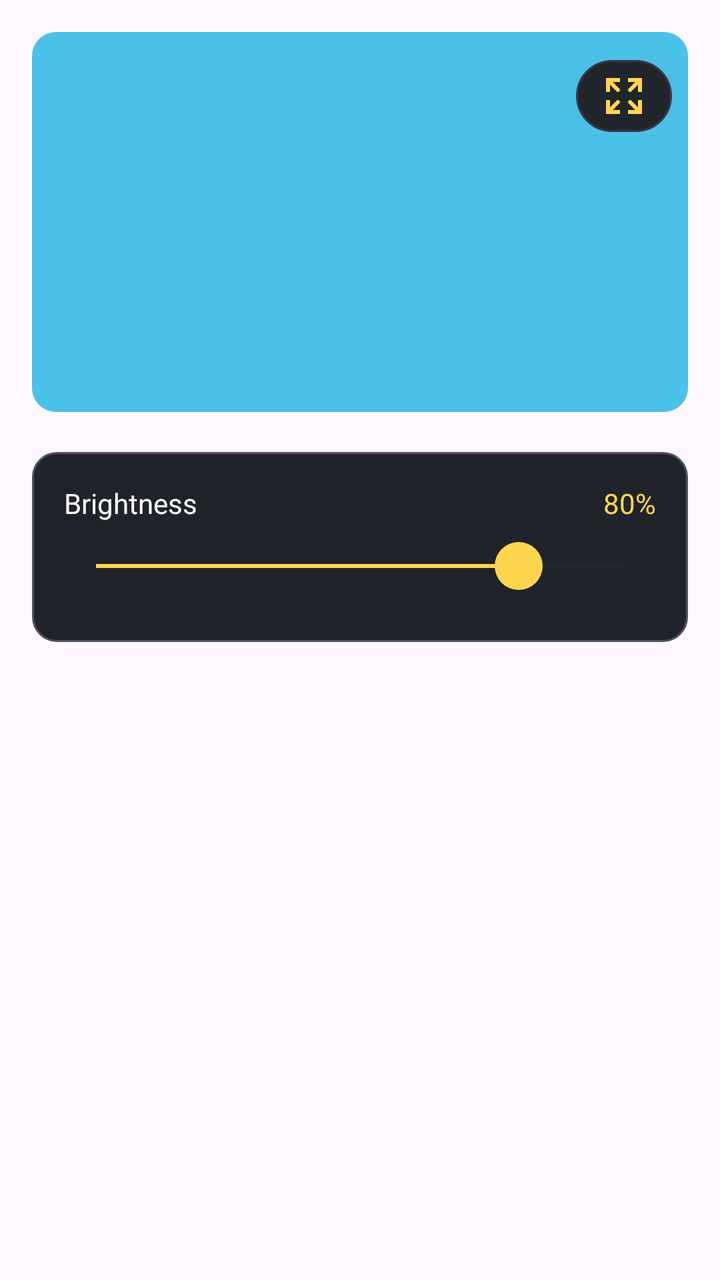
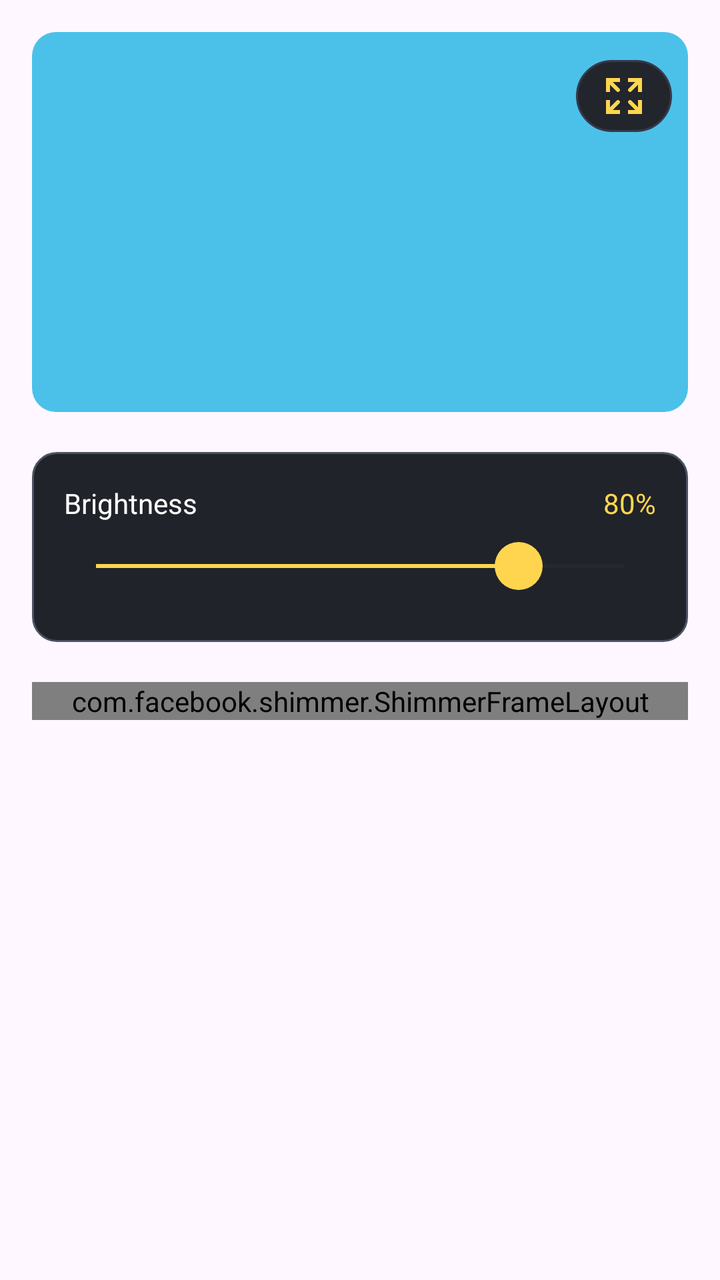

Screens rendered from an Android XML layout before and after an edit, with the pre-edit source and the edit as a unified diff.
<!-- AndroidManifest.xml: application theme Theme.Flashlight -->
<!-- res/layout/fragment_edge.xml -->
<?xml version="1.0" encoding="utf-8"?>
<ScrollView xmlns:android="http://schemas.android.com/apk/res/android"
    android:layout_width="match_parent"
    android:layout_height="match_parent"
    android:fillViewport="true">
    <LinearLayout
        android:layout_width="match_parent"
        android:layout_height="wrap_content"
        android:orientation="vertical"
        android:paddingStart="@dimen/size16"
        android:paddingTop="@dimen/size16"
        android:paddingEnd="@dimen/size16"
        android:paddingBottom="@dimen/size24">
        <include android:id="@+id/edge_content" layout="@layout/view_edge_light" />
    </LinearLayout>
</ScrollView>
<!-- res/layout/view_edge_light.xml (included above) -->
<?xml version="1.0" encoding="utf-8"?>
<LinearLayout
    xmlns:android="http://schemas.android.com/apk/res/android"
    android:layout_width="match_parent"
    android:layout_height="wrap_content"
    android:orientation="vertical">
    <FrameLayout
        android:layout_width="match_parent"
        android:layout_height="@dimen/size190">
        <View
            android:id="@+id/color_preview"
            android:layout_width="match_parent"
            android:layout_height="match_parent"
            android:background="@drawable/bg_edge_preview"
            android:contentDescription="@string/pick_color"
            android:clickable="true"
            android:focusable="true"/>
        <ImageButton
            android:id="@+id/full_screen"
            android:layout_width="@dimen/size48"
            android:layout_height="@dimen/size48"
            android:layout_gravity="top|end"
            android:layout_margin="@dimen/size8"
            android:background="?attr/selectableItemBackgroundBorderless"
            android:src="@drawable/ic_full"
            android:contentDescription="@string/full_screen"/>
    </FrameLayout>
    <LinearLayout
        android:layout_width="match_parent"
        android:layout_height="wrap_content"
        android:layout_marginTop="@dimen/size20"
        android:padding="@dimen/size16"
        android:background="@drawable/bg_ad"
        android:orientation="vertical">
        <LinearLayout
            android:layout_width="match_parent"
            android:layout_height="wrap_content">
            <TextView
                android:layout_width="0dp"
                android:layout_height="wrap_content"
                android:layout_weight="1"
                android:text="@string/brightness"
                android:textColor="#FFFFFF"
                android:textSize="@dimen/text_size_14"/>
            <TextView
                android:id="@+id/brightness_value"
                android:layout_width="wrap_content"
                android:layout_height="wrap_content"
                android:text="80%"
                android:textColor="#FFD54F"
                android:textSize="@dimen/text_size_14"/>
        </LinearLayout>
        <SeekBar
            android:id="@+id/brightness_slider"
            android:layout_width="match_parent"
            android:layout_height="@dimen/size44"
            android:max="100"
            android:progress="80"
            android:thumb="@drawable/ic_control"
            android:splitTrack="false"
            android:progressTint="#FFD54F"
            android:progressBackgroundTint="#36394A"
            android:contentDescription="@string/brightness"/>
    </LinearLayout>
</LinearLayout>
<!-- resources referenced by this layout -->
<resources>
  <dimen name="size16">16dp</dimen>
  <dimen name="size190">190dp</dimen>
  <dimen name="size20">20dp</dimen>
  <dimen name="size24">24dp</dimen>
  <dimen name="size44">44dp</dimen>
  <dimen name="size48">48dp</dimen>
  <dimen name="size8">8dp</dimen>
  <dimen name="text_size_14">14sp</dimen>
  <!-- drawable bg_ad (drawable) -->
  <shape xmlns:android="http://schemas.android.com/apk/res/android">
      <solid android:color="#202329" />
      <corners android:radius="12dp" />
      <stroke
          android:width="1dp"
          android:color="#4B5362" />
  </shape>
  <!-- drawable bg_edge_preview (drawable) -->
  <shape xmlns:android="http://schemas.android.com/apk/res/android"><solid android:color="#4BC1EA"/><corners android:radius="@dimen/size12"/></shape>
  <!-- drawable ic_control (drawable) -->
  <vector xmlns:android="http://schemas.android.com/apk/res/android"
      android:width="44dp"
      android:height="44dp"
      android:viewportWidth="44"
      android:viewportHeight="44">
    <path
        android:pathData="M22,10L22,10A12,12 0,0 1,34 22L34,22A12,12 0,0 1,22 34L22,34A12,12 0,0 1,10 22L10,22A12,12 0,0 1,22 10z"
        android:fillColor="#FFD54F"/>
  </vector>
  <!-- drawable ic_full: vector/xml drawable (drawable, 2009 chars, omitted) -->
  <string name="brightness">Brightness</string>
  <string name="full_screen">Open full screen light</string>
  <string name="pick_color">Choose screen color</string>
  <style name="Theme.Flashlight" parent="Base.Theme.Flashlight">
          <item name="colorPrimaryDark">@color/color_bg</item>
          <item name="android:windowLightStatusBar">true</item>
          <item name="android:windowFullscreen">true</item>
          <item name="colorAccent">@color/black</item>
          <item name="android:splitMotionEvents">false</item>
          <item name="android:windowEnableSplitTouch">false</item>
      </style>
  <dimen name="size12">12dp</dimen>
  <style name="Base.Theme.Flashlight" parent="Theme.Material3.DayNight.NoActionBar">
          <item name="colorPrimaryDark">@color/color_bg</item>
          <item name="android:windowLightStatusBar">true</item>
          <item name="android:windowFullscreen">true</item>
          <item name="colorAccent">@color/black</item>
          <item name="android:splitMotionEvents">false</item>
          <item name="android:windowEnableSplitTouch">false</item>
  
      </style>
  <color name="color_bg">#111111</color>
  <color name="black">#FF000000</color>
</resources>

<!-- the commit's change to res/layout/fragment_edge.xml (unified diff, before → after) -->
@@ -3,6 +3,7 @@
     android:layout_width="match_parent"
     android:layout_height="match_parent"
     android:fillViewport="true">
+
     <LinearLayout
         android:layout_width="match_parent"
         android:layout_height="wrap_content"
@@ -11,8 +12,25 @@
         android:paddingTop="@dimen/size16"
         android:paddingEnd="@dimen/size16"
         android:paddingBottom="@dimen/size24">
-        <include android:id="@+id/edge_content" layout="@layout/view_edge_light" />
+
+        <include
+            android:id="@+id/edge_content"
+            layout="@layout/view_edge_light" />
+
+
+        <FrameLayout
+            android:id="@+id/frAdsNative"
+            android:layout_width="match_parent"
+            android:layout_height="wrap_content"
+            android:layout_marginTop="@dimen/size20">
+
+            <include
+                android:id="@+id/shimmerContainerNative"
+                layout="@layout/loading_native_medium" />
+        </FrameLayout>
     </LinearLayout>
+
+
 </ScrollView>
 <!-- res/layout/view_edge_light.xml (included above) -->
 <?xml version="1.0" encoding="utf-8"?>
@@ -80,3 +98,73 @@
             android:contentDescription="@string/brightness"/>
     </LinearLayout>
 </LinearLayout>
+<!-- res/layout/loading_native_medium.xml (included above) -->
+<?xml version="1.0" encoding="utf-8"?>
+<com.facebook.shimmer.ShimmerFrameLayout xmlns:android="http://schemas.android.com/apk/res/android"
+    xmlns:app="http://schemas.android.com/apk/res-auto"
+    android:id="@+id/shimmer_container_native"
+    android:layout_width="match_parent"
+    android:layout_height="wrap_content"
+    android:clipToOutline="true"
+    app:shimmer_auto_start="true"
+    app:shimmer_base_alpha="0.6"
+    app:shimmer_highlight_alpha="1">
+
+    <androidx.constraintlayout.widget.ConstraintLayout
+        android:layout_width="match_parent"
+        android:layout_height="wrap_content"
+        android:padding="@dimen/size10">
+        <androidx.constraintlayout.widget.Guideline
+            android:id="@+id/loading_medium_column"
+            android:layout_width="wrap_content"
+            android:layout_height="wrap_content"
+            android:orientation="vertical"
+            app:layout_constraintGuide_percent="0.43" />
+        <View
+            android:id="@+id/loading_medium_media"
+            android:layout_width="0dp"
+            android:layout_height="@dimen/size140"
+            android:background="@drawable/bg_native_medium_placeholder"
+            app:layout_constraintStart_toStartOf="@id/loading_medium_column"
+            app:layout_constraintEnd_toEndOf="parent"
+            app:layout_constraintTop_toTopOf="parent" />
+        <LinearLayout
+            android:layout_width="0dp"
+            android:layout_height="wrap_content"
+            android:layout_marginEnd="@dimen/size8"
+            android:orientation="vertical"
+            app:layout_constraintStart_toStartOf="parent"
+            app:layout_constraintEnd_toStartOf="@id/loading_medium_column"
+            app:layout_constraintTop_toTopOf="@id/loading_medium_media"
+            app:layout_constraintBottom_toBottomOf="@id/loading_medium_media">
+            <View
+                android:layout_width="match_parent"
+                android:layout_height="@dimen/size16"
+                android:background="@drawable/bg_native_medium_placeholder" />
+            <View
+                android:layout_width="@dimen/size80"
+                android:layout_height="@dimen/size10"
+                android:layout_marginTop="@dimen/size6"
+                android:background="@drawable/bg_native_medium_placeholder" />
+            <View
+                android:layout_width="match_parent"
+                android:layout_height="@dimen/size10"
+                android:layout_marginTop="@dimen/size6"
+                android:background="@drawable/bg_native_medium_placeholder" />
+            <View
+                android:layout_width="match_parent"
+                android:layout_height="@dimen/size10"
+                android:layout_marginTop="@dimen/size4"
+                android:background="@drawable/bg_native_medium_placeholder" />
+        </LinearLayout>
+        <View
+            android:layout_width="0dp"
+            android:layout_height="@dimen/size48"
+            android:layout_marginTop="@dimen/size10"
+            android:background="@drawable/bg_native_medium_placeholder"
+            app:layout_constraintTop_toBottomOf="@id/loading_medium_media"
+            app:layout_constraintBottom_toBottomOf="parent"
+            app:layout_constraintStart_toStartOf="parent"
+            app:layout_constraintEnd_toEndOf="parent" />
+    </androidx.constraintlayout.widget.ConstraintLayout>
+</com.facebook.shimmer.ShimmerFrameLayout>
<!-- resource entries referenced after the edit -->
@@ -1,12 +1,17 @@
 <!-- resources referenced by this layout -->
 <resources>
+  <dimen name="size10">10dp</dimen>
+  <dimen name="size140">140dp</dimen>
   <dimen name="size16">16dp</dimen>
   <dimen name="size190">190dp</dimen>
   <dimen name="size20">20dp</dimen>
   <dimen name="size24">24dp</dimen>
+  <dimen name="size4">4dp</dimen>
   <dimen name="size44">44dp</dimen>
   <dimen name="size48">48dp</dimen>
+  <dimen name="size6">6dp</dimen>
   <dimen name="size8">8dp</dimen>
+  <dimen name="size80">80dp</dimen>
   <dimen name="text_size_14">14sp</dimen>
   <!-- drawable bg_ad (drawable) -->
   <shape xmlns:android="http://schemas.android.com/apk/res/android">
@@ -18,6 +23,11 @@
   </shape>
   <!-- drawable bg_edge_preview (drawable) -->
   <shape xmlns:android="http://schemas.android.com/apk/res/android"><solid android:color="#4BC1EA"/><corners android:radius="@dimen/size12"/></shape>
+  <!-- drawable bg_native_medium_placeholder (drawable) -->
+  <shape xmlns:android="http://schemas.android.com/apk/res/android">
+      <solid android:color="#70757D" />
+      <corners android:radius="12dp" />
+  </shape>
   <!-- drawable ic_control (drawable) -->
   <vector xmlns:android="http://schemas.android.com/apk/res/android"
       android:width="44dp"
